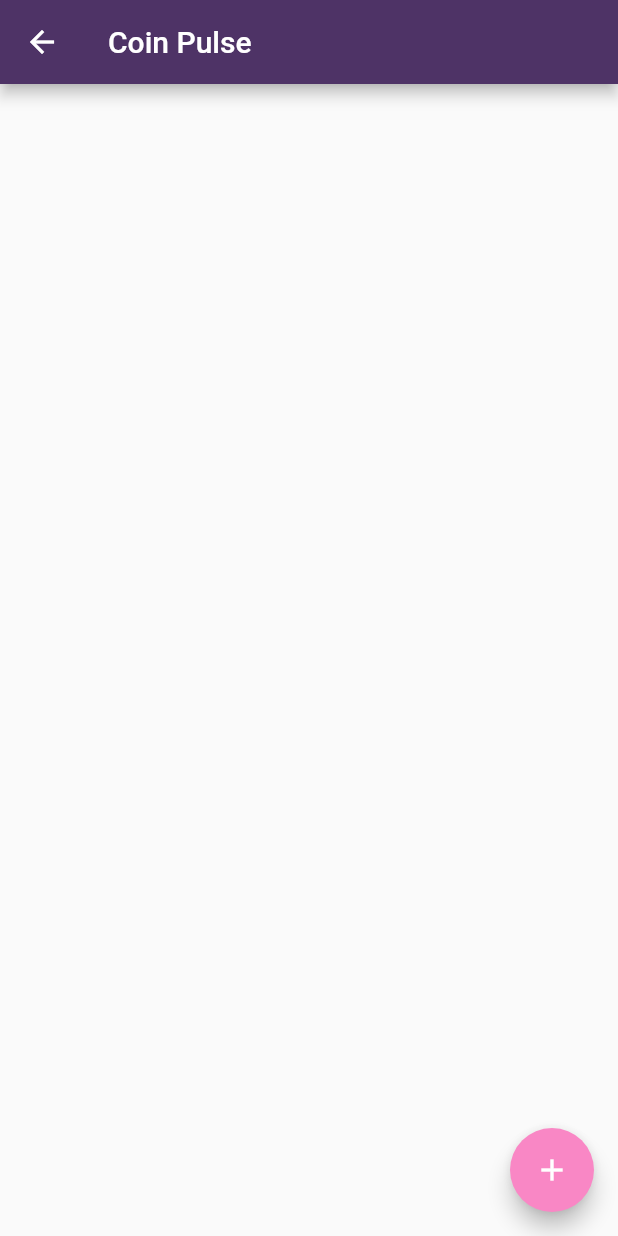
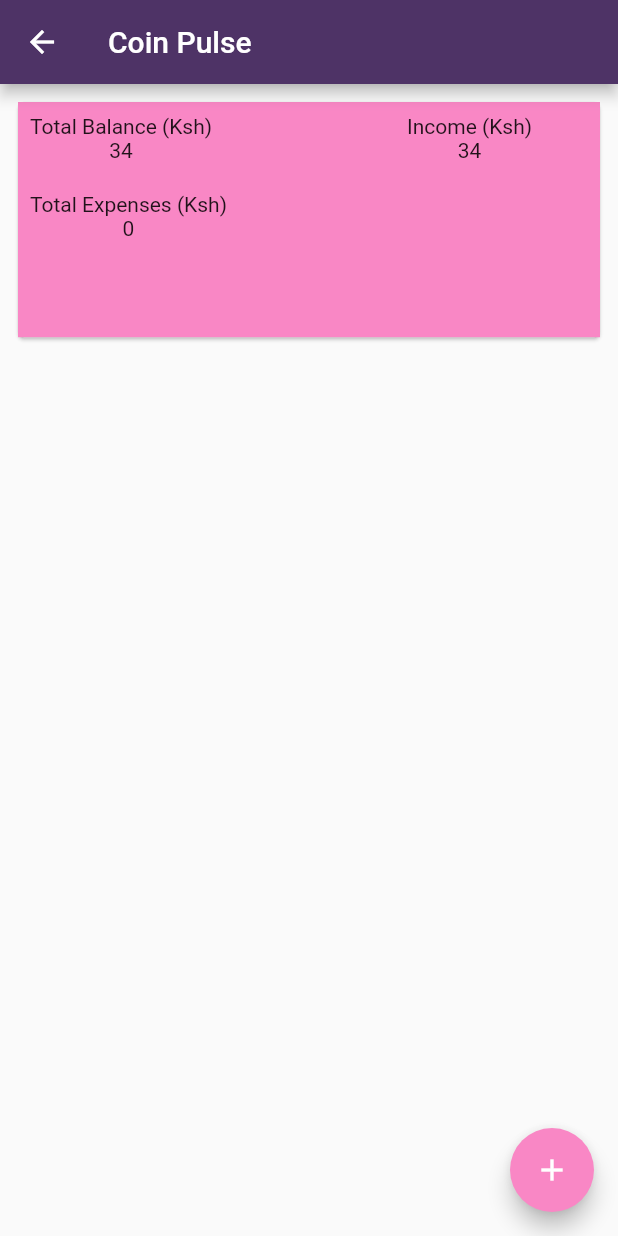
Before and after one commit to J-A-Christopher/coinpulse2, a Flutter app: the DialogPage screen opened directly, on a phone screen of 412 x 824 dp. Run offline on Flutter 3.47's test engine with Material 2 defaults, Android fonts, the phone set to English and light mode, and no system bars; our stand-ins replace bloc, dartz, equatable, flutter_bloc, flutter_svg, google_nav_bar.

Commit message:
Expenses amount updating well

```diff
--- a/lib/0_Data/models/bill_model.dart
+++ b/lib/0_Data/models/bill_model.dart
@@ -1,5 +1,11 @@
-class BillModel {
-  final String billName;
-  final String billAmount;
-  BillModel({required this.billAmount, required this.billName});
+class ExpenseModel {
+  String id;
+  String title;
+  String amount;
+  DateTime createdDate;
+  ExpenseModel(
+      {required this.amount,
+      required this.createdDate,
+      required this.title,
+      required this.id});
 }
--- a/lib/1_Domain/repositories/bill_repo.dart
+++ b/lib/1_Domain/repositories/bill_repo.dart
@@ -3,6 +3,7 @@
 import 'package:dartz/dartz.dart';
 
 abstract class BillRepo {
-  Either<Failure, BillModel> createBill(BillModel model);
-  List<BillModel> getBills();
+  Either<Failure, ExpenseModel> createBill(ExpenseModel model);
+  List<ExpenseModel> getBills();
+  int totalAmount();
 }
--- a/lib/2_Presentation/bloc/bill_bloc.dart
+++ b/lib/2_Presentation/bloc/bill_bloc.dart
@@ -23,5 +23,8 @@
     on<RetrieveBill>((event, emit) {
       emit(BillRetrieving(billRetrievedData: billUseCases.getBills()));
     });
+    on<GetTotalAmount>((event, emit) {
+      emit(TotalAmountRetrieved(totalAmount: billUseCases.totalAmount()));
+    });
   }
 }
--- a/lib/2_Presentation/bloc/bill_event.dart
+++ b/lib/2_Presentation/bloc/bill_event.dart
@@ -7,10 +7,12 @@
 }
 
 class CreateBill extends BillEvent {
-  final BillModel createdBill;
+  final ExpenseModel createdBill;
   CreateBill({required this.createdBill});
   @override
   List<Object?> get props => [createdBill];
 }
 
 class RetrieveBill extends BillEvent {}
+
+class GetTotalAmount extends BillEvent {}
--- a/lib/2_Presentation/bloc/bill_state.dart
+++ b/lib/2_Presentation/bloc/bill_state.dart
@@ -11,7 +11,7 @@
 class BillCreating extends BillState {}
 
 class BillCreated extends BillState {
-  final BillModel billData;
+  final ExpenseModel billData;
 
   BillCreated({required this.billData});
   @override
@@ -19,11 +19,16 @@
 }
 
 class BillRetrieving extends BillState {
-  final List<BillModel> billRetrievedData;
+  final List<ExpenseModel> billRetrievedData;
 
   BillRetrieving({required this.billRetrievedData});
   @override
   List<Object?> get props => [billRetrievedData];
+}
+
+class TotalAmountRetrieved extends BillState {
+  final int totalAmount;
+  TotalAmountRetrieved({required this.totalAmount});
 }
 
 class NewsError extends BillState {
--- a/lib/2_Presentation/pages/dialogpage/dialog_page.dart
+++ b/lib/2_Presentation/pages/dialogpage/dialog_page.dart
@@ -1,5 +1,6 @@
 import 'package:coinpulse2/0_Data/models/bill_model.dart';
 import 'package:coinpulse2/2_Presentation/bloc/bill_bloc.dart';
+import 'package:coinpulse2/2_Presentation/core/utils/colors.dart';
 import 'package:flutter/material.dart';
 import 'package:flutter_bloc/flutter_bloc.dart';
 
@@ -24,13 +25,18 @@
 
 class _DialogPageState extends State<DialogPage> {
   GlobalKey<FormState> formState = GlobalKey<FormState>();
-  var newBill = BillModel(billAmount: '', billName: '');
+  ExpenseModel newBill = ExpenseModel(
+      amount: '',
+      createdDate: DateTime.now(),
+      title: '',
+      id: DateTime.now().toString());
 
   void _submitForm() {
     formState.currentState!.save();
 
     context.read<BillBloc>().add(CreateBill(createdBill: newBill));
     context.read<BillBloc>().add(RetrieveBill());
+    context.read<BillBloc>().add(GetTotalAmount());
 
     Navigator.of(context).pop();
   }
@@ -48,21 +54,27 @@
                 children: [
                   TextFormField(
                     onSaved: (value) {
-                      newBill = BillModel(
-                          billAmount: newBill.billAmount, billName: value!);
+                      newBill = ExpenseModel(
+                          amount: '',
+                          createdDate: DateTime.now(),
+                          title: value!,
+                          id: DateTime.now.toString());
                     },
-                    decoration: const InputDecoration(hintText: 'Name of bill'),
+                    decoration: const InputDecoration(hintText: 'Expense name'),
                   ),
                   const SizedBox(
                     height: 10,
                   ),
                   TextFormField(
                     onSaved: (value) {
-                      newBill = BillModel(
-                          billAmount: value!, billName: newBill.billName);
+                      newBill = ExpenseModel(
+                          amount: value!,
+                          createdDate: DateTime.now(),
+                          title: newBill.title,
+                          id: DateTime.now().toString());
                     },
                     decoration:
-                        const InputDecoration(hintText: 'Amount of bill'),
+                        const InputDecoration(hintText: 'Expense amount'),
                   )
                 ],
               )),
@@ -79,6 +91,39 @@
     );
   }
 
+  void showIncomeDialog() {
+    showDialog(
+        context: context,
+        builder: (context) {
+          return AlertDialog(
+            title: const Text('Enter Income'),
+            content: Form(
+                child: Column(
+              mainAxisSize: MainAxisSize.min,
+              children: [
+                TextFormField(
+                  decoration: const InputDecoration(hintText: 'Income name'),
+                ),
+                const SizedBox(
+                  height: 10,
+                ),
+                TextFormField(
+                  decoration: const InputDecoration(hintText: 'Income amount'),
+                ),
+              ],
+            )),
+            actions: [
+              TextButton(
+                  onPressed: () {
+                    Navigator.of(context).pop();
+                  },
+                  child: const Text('Cancel')),
+              TextButton(onPressed: () {}, child: const Text('Submit'))
+            ],
+          );
+        });
+  }
+
   @override
   Widget build(BuildContext context) {
     return Scaffold(
@@ -89,8 +134,67 @@
       appBar: AppBar(
         title: const Text('Coin Pulse'),
       ),
-      body: Column(
+      body: Padding(
+        padding: const EdgeInsets.all(8.0),
+        child: Column(
           children: [
+            SizedBox(
+              height: MediaQuery.of(context).size.height * 0.2,
+              child: Card(
+                child: Container(
+                  decoration:
+                      const BoxDecoration(color: ColorsUsed.secondaryColor),
+                  child: Padding(
+                    padding: const EdgeInsets.all(8.0),
+                    child: Column(
+                      children: [
+                        Row(
+                          children: [
+                            const Column(
+                              children: [
+                                Text('Total Balance (Ksh)'),
+                                Text('34')
+                              ],
+                            ),
+                            const SizedBox(
+                              width: 130,
+                            ),
+                            Column(
+                              children: [
+                                const Text('Income (Ksh)'),
+                                GestureDetector(
+                                  onTap: showIncomeDialog,
+                                  child: const Text('34'),
+                                )
+                              ],
+                            )
+                          ],
+                        ),
+                        const SizedBox(
+                          height: 20,
+                        ),
+                        Row(
+                          children: [
+                            Column(
+                              children: [
+                                const Text('Total Expenses (Ksh)'),
+                                BlocBuilder<BillBloc, BillState>(
+                                    builder: (context, state) {
+                                  if (state is TotalAmountRetrieved) {
+                                    return Text('${state.totalAmount}');
+                                  }
+                                  return const Text('0');
+                                })
+                              ],
+                            )
+                          ],
+                        )
+                      ],
+                    ),
+                  ),
+                ),
+              ),
+            ),
             BlocBuilder<BillBloc, BillState>(builder: (context, state) {
               if (state is BillCreating) {
                 return const Center(
@@ -100,12 +204,13 @@
               if (state is BillRetrieving) {
                 return state.billRetrievedData.isEmpty
                     ? const Text('Noting to display')
-                  : Text(state.billRetrievedData.first.billAmount);
+                    : Text(state.billRetrievedData.first.title);
               }
               return const SizedBox.shrink();
             }),
           ],
         ),
+      ),
     );
   }
 }
```
Also changed, not shown: lib/0_Data/datasources/bill_store.dart (+25 -8 lines), lib/0_Data/repositories/bill_repository.dart (+7 -2 lines), lib/1_Domain/usecases/bill_usecase.dart (+6 -2 lines). Lines whose indentation alone changed are shown as unchanged.
